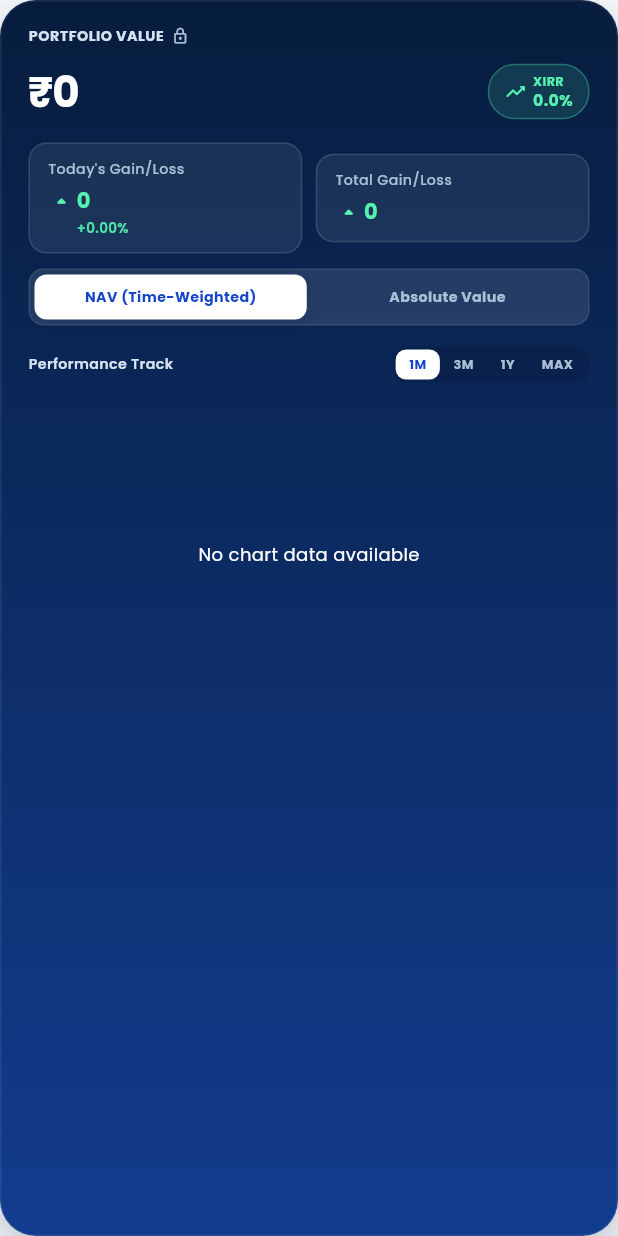
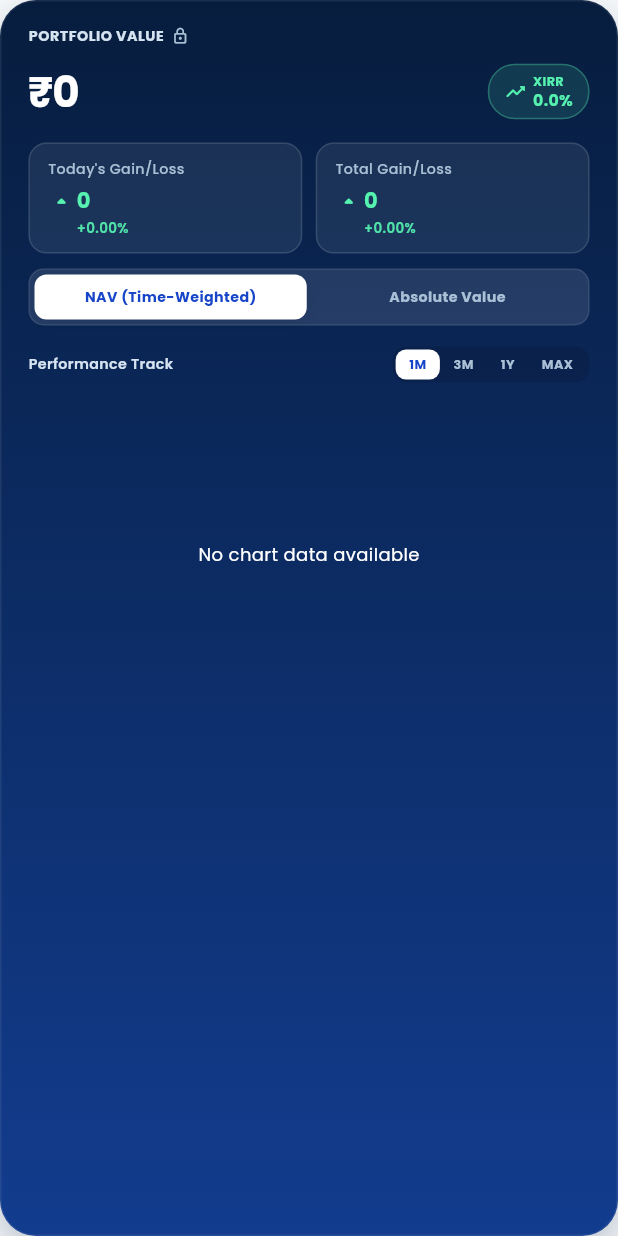
Before and after one commit to Bhargavmohite/profitfromit_investor_app, a Flutter app: the _PortfolioCard widget shown alone on an empty page, opened directly, on a phone screen of 412 x 824 dp. Run offline on Flutter 3.47's test engine with Material 3 defaults, Android fonts, the phone set to English and light mode, and no system bars; our stand-ins replace connectivity_plus, firebase_core, firebase_messaging, fl_chart, flutter_local_notifications, flutter_otp_text_field and 9 more; missing offline and left inert: excel_community, file_saver; accounts and stored records are empty; network calls fail.

```diff
--- a/lib/ui/home/home_screen.dart
+++ b/lib/ui/home/home_screen.dart
@@ -1783,6 +1783,11 @@ class _PortfolioCardState extends State<_PortfolioCard> {
 
         final todayAmount = dashboard?.todaysGainLoss ?? "0";
         final totalAmount = dashboard?.totalGainLoss ?? "0";
+        final netContributionAmount = (dashboard?.netContribution ?? "0")
+            .toAmount();
+        final totalGainLossPercentage = netContributionAmount > 0
+            ? (totalAmount.toAmount() / netContributionAmount) * 100
+            : 0.0;
         final isTodayGain = todayAmount.toAmount() >= 0;
         final isTotalGain = totalAmount.toAmount() >= 0;
         final inceptionDate = _formatInceptionDate(
@@ -2095,6 +2100,9 @@ class _PortfolioCardState extends State<_PortfolioCard> {
                       title: "Total Gain/Loss",
                       amount: totalAmount,
                       isGain: isTotalGain,
+                      percentage:
+                          "${totalGainLossPercentage >= 0 ? '+' : ''}"
+                          "${totalGainLossPercentage.toStringAsFixed(2)}%",
                     ),
                   ),
                 ],
```
Also changed, not shown: lib/ui/net_contribution/net_contribution_screen.dart (+0 -19 lines), 1 other file.
